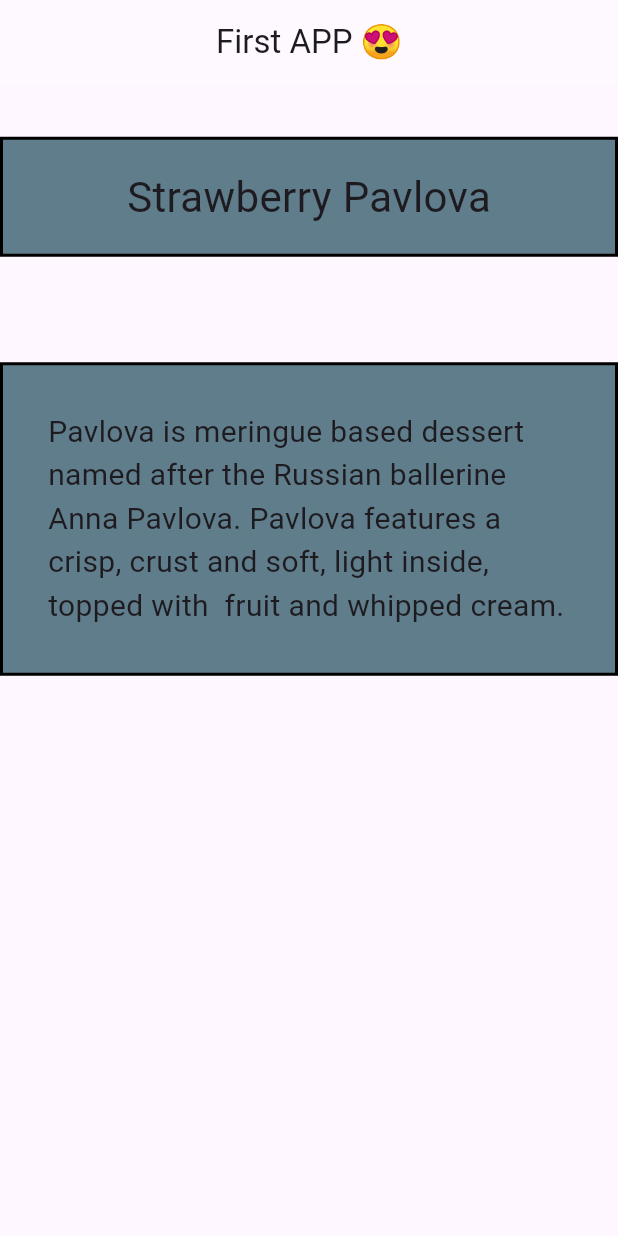
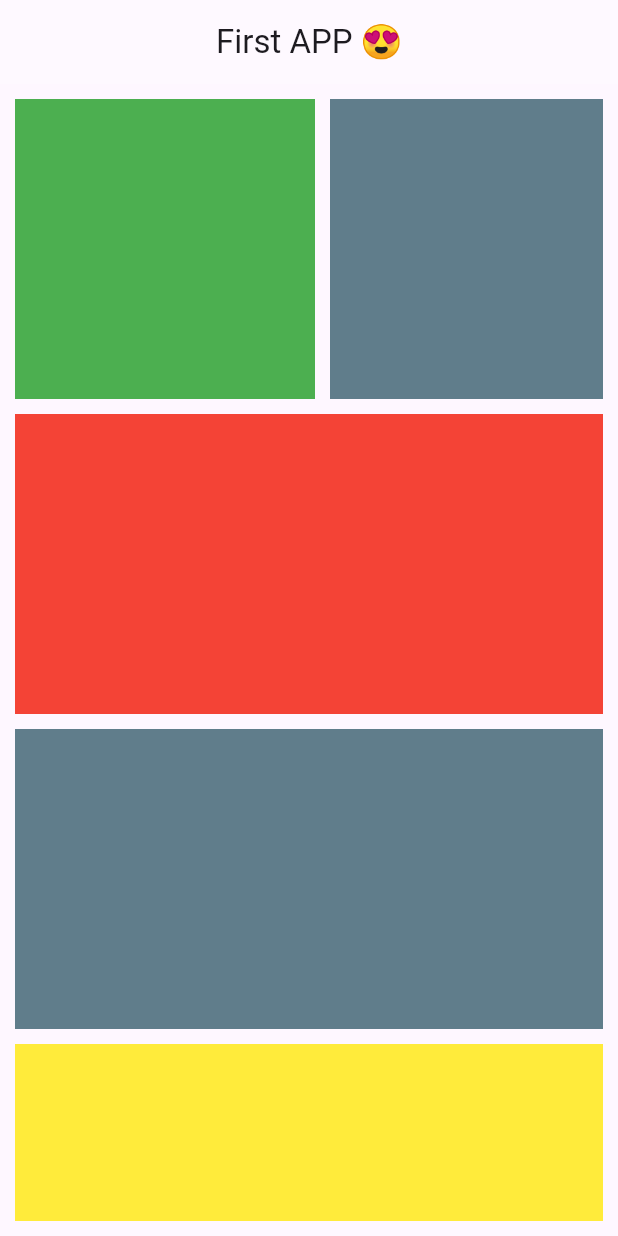
Before and after one commit to Raj-Mandal-20/first_flutter_app, a Flutter app: the screen it shows after launch, on a phone screen of 412 x 824 dp. Run offline on Flutter 3.47's test engine with Material 3 defaults, Android fonts, the phone set to English and light mode, and no system bars.

Commit message:
learning scrollview

```diff
--- a/lib/main.dart
+++ b/lib/main.dart
@@ -6,8 +6,7 @@ void main() => runApp(const MaterialApp(
 ));
 
 
-/* Learning Row and Column Widget */
-/* Making a Design for Practice */
+/* Learning Scroll View */
 class Home extends StatelessWidget {
   const Home({super.key});
   @override
@@ -19,55 +18,167 @@ class Home extends StatelessWidget {
         backgroundColor: Colors.white30,
 
       ),
-      body: Container(
-        height: 500,
+      body: Padding(
+        padding: const EdgeInsets.all(10),
+        child: SingleChildScrollView(
           child: Column(
-          mainAxisAlignment: MainAxisAlignment.spaceAround,
             children: [
               Container(
-             padding: const EdgeInsets.all(8.0),
-             width: double.infinity,
-             height: 80,
-             decoration: BoxDecoration(
-               border: Border.all(
-                 width: 2,
-                 color: Colors.black
+                height: 200,
+                margin: EdgeInsets.only(bottom: 10),
+                child: SingleChildScrollView(
+                  scrollDirection: Axis.horizontal,
+                  child: Row(
+                    children: [
+                      Container(
+                        width: 200,
+                        height: 200,
+                        margin: EdgeInsets.only(right: 10),
+                        color: Colors.green,
                       ),
+                      Container(
+                        width: 200,
+                        height: 200,
+                        margin: EdgeInsets.only(right : 10),
                         color: Colors.blueGrey,
                       ),
-             child: Center(
-               child: Text(
-                'Strawberry Pavlova',
-                style: TextStyle(fontSize: 28)
+                      Container(
+                        width: 200,
+                        height: 200,
+                        margin: EdgeInsets.only(right: 10),
+                        color: Colors.yellow,
+                      ),
+                      Container(
+                        width: 200,
+                        height: 200,
+                        margin: EdgeInsets.only(right: 10),
+                        color: Colors.lightGreen,
+                      ),
+                      Container(
+                        width: 200,
+                        height: 200,
+                        margin: EdgeInsets.only(right: 10),
+                        color: Colors.red,
+                      ),
+                      Container(
+                        width: 200,
+                        height: 200,
+                        margin: EdgeInsets.only(right: 10),
+                        color: Colors.blueGrey,
+                      ),
+                      Container(
+                        width: 200,
+                        height: 200,
+                        margin: EdgeInsets.only(right: 10),
+                        color: Colors.yellow,
+                      ),
+                      Container(
+                        width: 200,
+                        height: 200,
+                        margin: EdgeInsets.only(right: 10),
+                        color: Colors.lightGreen,
+                      ),
+                      Container(
+                        width: 200,
+                        height: 200,
+                        margin: EdgeInsets.only(right: 10),
+                        color: Colors.red,
+                      ),
+                      Container(
+                        width: 200,
+                        height: 200,
+                        margin: EdgeInsets.only(right: 10),
+                        color: Colors.blueGrey,
+                      ),
+                      Container(
+                        width: 200,
+                        height: 200,
+                        margin: EdgeInsets.only(right: 10),
+                        color: Colors.yellow,
+                      )
+                    ],
                   ),
                 ),
               ),
               Container(
-            padding: const EdgeInsets.all(30),
-             width: double.infinity,
-             decoration: BoxDecoration(
-               border: Border.all(
-                 width: 2,
-                 color: Colors.black
+                height: 200,
+                margin: EdgeInsets.only(bottom: 10),
+                color: Colors.red,
               ),
+              Container(
+                height: 200,
+                margin: EdgeInsets.only(bottom: 10),
                 color: Colors.blueGrey,
               ),
-             child: Center(
-               child: Text(
-                'Pavlova is meringue based dessert named after the Russian ballerine Anna Pavlova. Pavlova features a crisp, crust and soft, light inside, topped with  fruit and whipped cream.',
-                style: TextStyle(fontSize: 20)
+              Container(
+                height: 200,
+                margin: EdgeInsets.only(bottom: 10),
+                color: Colors.yellow,
+              ),
+              Container(
+                height: 200,
+                margin: EdgeInsets.only(bottom: 10),
+                color: Colors.lightGreen,
+              ),
+              Container(
+                height: 200,
+                margin: EdgeInsets.only(bottom: 10),
+                color: Colors.red,
+              ),
+              Container(
+                height: 200,
+                margin: EdgeInsets.only(bottom: 10),
+                color: Colors.blueGrey,
+              ),
+              Container(
+                height: 200,
+                margin: EdgeInsets.only(bottom: 10),
+                color: Colors.yellow,
+              ),
+              Container(
+                height: 200,
+                margin: EdgeInsets.only(bottom: 10),
+                color: Colors.lightGreen,
+              ),
+              Container(
+                height: 200,
+                margin: EdgeInsets.only(bottom: 10),
+                color: Colors.red,
+              ),
+              Container(
+                height: 200,
+                margin: EdgeInsets.only(bottom: 10),
+                color: Colors.blueGrey,
+              ),
+              Container(
+                height: 200,
+                margin: EdgeInsets.only(bottom: 10),
+                color: Colors.yellow,
+              ),
+              Container(
+                height: 200,
+                margin: EdgeInsets.only(bottom: 10),
+                color: Colors.lightGreen,
+              ),
+              Container(
+                height: 200,
+                margin: EdgeInsets.only(bottom: 10),
+                color: Colors.red,
+              ),
+              Container(
+                height: 200,
+                margin: EdgeInsets.only(bottom: 10),
+                color: Colors.blueGrey,
+              ),
+              Container(
+                height: 200,
+                margin: EdgeInsets.only(bottom: 10),
+                color: Colors.yellow,
+              ),
+            ],
           ),
         ),
-          ),
-          Container(
-            child: Row(
-              children: [
-
-              ],
-            ),
       )
-        ],
-      ),
-    ));
+    );
   }
 }
```
Lines whose indentation alone changed are shown as unchanged.
